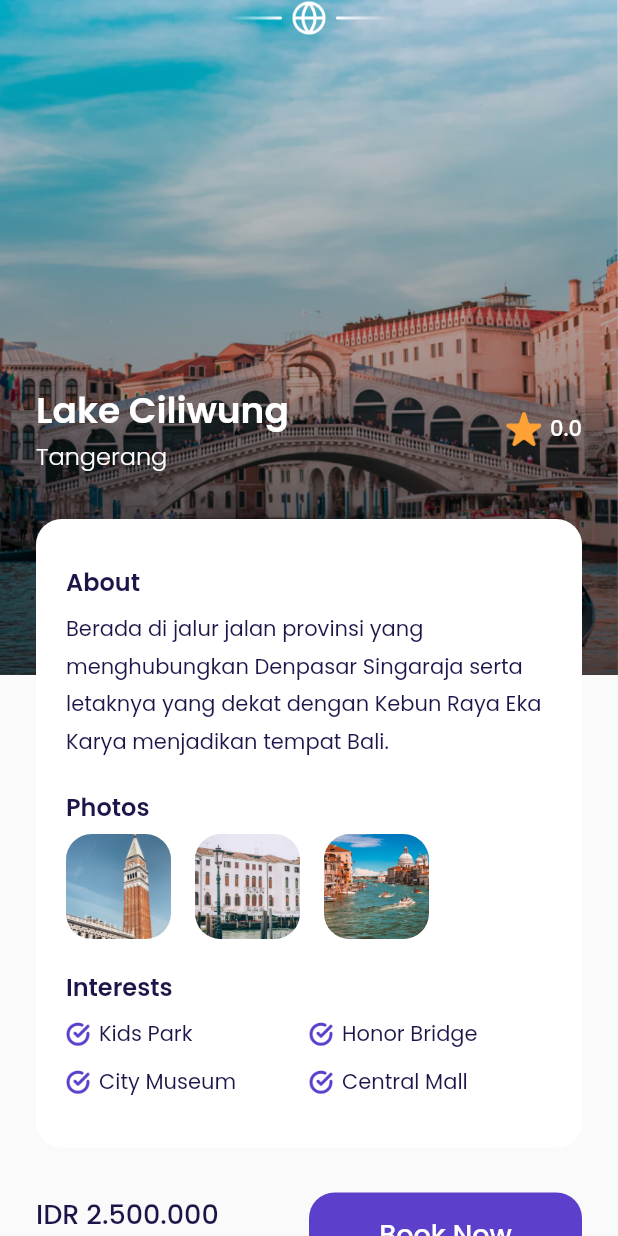
After one commit to rafliandreansyah/airplane_ticket, a Flutter app: the HomePage screen opened by its route, after a tap on "Danau Beratan", on a phone screen of 412 x 824 dp. The commit adds this screen. Run offline on Flutter 3.47's test engine with Material 2 defaults, Android fonts, the light colour scheme and no system bars; our stand-ins replace google_fonts.

Commit message:
[NEW] - Add detail page
Create new screen detail page destination

```diff
--- a/lib/main.dart
+++ b/lib/main.dart
@@ -1,4 +1,5 @@
 import 'package:airplane_ticket/ui/pages/bonus_page.dart';
+import 'package:airplane_ticket/ui/pages/detail_page.dart';
 import 'package:airplane_ticket/ui/pages/home_page.dart';
 import 'package:airplane_ticket/ui/pages/main_page.dart';
 import 'package:airplane_ticket/ui/pages/sign_up_page.dart';
@@ -35,6 +36,7 @@ class MyApp extends StatelessWidget {
         BonusPage.routeName: (context) => const BonusPage(),
         MainPage.routeName: (context) => const MainPage(),
         HomePage.routeName: (context) => const HomePage(),
+        DetailPage.routeName: (context) => const DetailPage(),
       },
     );
   }
--- /dev/null
+++ b/lib/ui/pages/detail_page.dart
@@ -0,0 +1,234 @@
+import 'package:airplane_ticket/shared/theme.dart';
+import 'package:airplane_ticket/ui/widget/button_primary.dart';
+import 'package:airplane_ticket/ui/widget/interest_item.dart';
+import 'package:airplane_ticket/ui/widget/photo_item.dart';
+import 'package:airplane_ticket/ui/widget/rating.dart';
+import 'package:flutter/material.dart';
+
+class DetailPage extends StatelessWidget {
+  const DetailPage({super.key});
+
+  static const String routeName = '/detail';
+
+  @override
+  Widget build(BuildContext context) {
+    Widget imageBackground() {
+      return Container(
+        width: double.infinity,
+        height: 450,
+        decoration: BoxDecoration(
+          image: DecorationImage(
+            image: AssetImage(
+              'assets/images/img_lake_ciliwung.png',
+            ),
+            fit: BoxFit.cover,
+          ),
+        ),
+        foregroundDecoration: BoxDecoration(
+          gradient: LinearGradient(
+            colors: [Colors.black.withOpacity(0.65), colorTransparent],
+            begin: Alignment.bottomCenter,
+            end: Alignment.topCenter,
+          ),
+        ),
+      );
+    }
+
+    Widget emblem() {
+      return SafeArea(
+        child: Container(
+          height: 24,
+          decoration: const BoxDecoration(
+            image: DecorationImage(
+              image: AssetImage('assets/icon/ic_emblem.png'),
+            ),
+          ),
+        ),
+      );
+    }
+
+    Widget titleDescription() {
+      return SafeArea(
+        child: Container(
+          margin: const EdgeInsets.only(
+            top: 256,
+            left: 24,
+            right: 24,
+            bottom: 30,
+          ),
+          child: Column(
+            children: [
+              Row(
+                children: [
+                  // Title And Rating
+                  Expanded(
+                    child: Column(
+                      crossAxisAlignment: CrossAxisAlignment.start,
+                      children: [
+                        Text(
+                          'Lake Ciliwung',
+                          style: whiteText.copyWith(
+                            fontSize: 24,
+                            fontWeight: fontWeightSemiBold,
+                          ),
+                        ),
+                        Text(
+                          'Tangerang',
+                          style: whiteText.copyWith(
+                            fontSize: 16,
+                            fontWeight: fontWeightLight,
+                          ),
+                        ),
+                      ],
+                    ),
+                  ),
+                  Rating(
+                    textStyle: whiteText,
+                  ),
+                ],
+              ),
+              // Card Container
+              Container(
+                width: double.infinity,
+                margin: const EdgeInsets.only(
+                  top: 30,
+                ),
+                padding:
+                    const EdgeInsets.symmetric(vertical: 30, horizontal: 20),
+                decoration: BoxDecoration(
+                  borderRadius: BorderRadius.circular(
+                    defaultRadius,
+                  ),
+                  color: colorWhite,
+                ),
+                child: Column(
+                  crossAxisAlignment: CrossAxisAlignment.start,
+                  children: [
+                    // About
+                    Text(
+                      'About',
+                      style: blackText.copyWith(
+                        fontSize: 16,
+                        fontWeight: fontWeightSemiBold,
+                      ),
+                    ),
+                    const SizedBox(
+                      height: 6,
+                    ),
+                    Text(
+                      'Berada di jalur jalan provinsi yang menghubungkan Denpasar Singaraja serta letaknya yang dekat dengan Kebun Raya Eka Karya menjadikan tempat Bali.',
+                      style: blackText.copyWith(
+                        fontWeight: fontWeightRegular,
+                        height: 1.8,
+                      ),
+                    ),
+                    const SizedBox(
+                      height: 20,
+                    ),
+                    // Photo Item
+                    Text(
+                      'Photos',
+                      style: blackText.copyWith(
+                        fontSize: 16,
+                        fontWeight: fontWeightSemiBold,
+                      ),
+                    ),
+                    const SizedBox(
+                      height: 6,
+                    ),
+                    Container(
+                      child: Row(
+                        children: [
+                          PhotoItem(imgUrl: 'assets/images/img_detail_1.png'),
+                          PhotoItem(imgUrl: 'assets/images/img_detail_2.png'),
+                          PhotoItem(imgUrl: 'assets/images/img_detail_3.png'),
+                        ],
+                      ),
+                    ),
+                    const SizedBox(
+                      height: 20,
+                    ),
+                    // Interest
+                    Text(
+                      'Interests',
+                      style: blackText.copyWith(
+                        fontWeight: fontWeightSemiBold,
+                        fontSize: 16,
+                      ),
+                    ),
+                    const SizedBox(
+                      height: 6,
+                    ),
+                    GridView.count(
+                      physics: NeverScrollableScrollPhysics(),
+                      mainAxisSpacing: 5,
+                      childAspectRatio: 6,
+                      shrinkWrap: true,
+                      crossAxisCount: 2,
+                      children: [
+                        InterestItem(title: 'Kids Park'),
+                        InterestItem(title: 'Honor Bridge'),
+                        InterestItem(title: 'City Museum'),
+                        InterestItem(title: 'Central Mall'),
+                      ],
+                    ),
+                  ],
+                ),
+              ),
+              const SizedBox(
+                height: 30,
+              ),
+              Row(
+                children: [
+                  Expanded(
+                    child: Column(
+                      crossAxisAlignment: CrossAxisAlignment.start,
+                      children: [
+                        Text(
+                          'IDR 2.500.000',
+                          style: blackText.copyWith(
+                            fontSize: 18,
+                            fontWeight: fontWeightMedium,
+                          ),
+                        ),
+                        const SizedBox(
+                          height: 5,
+                        ),
+                        Text(
+                          'Per Orang',
+                          style: greyText.copyWith(
+                            fontWeight: fontWeightLight,
+                          ),
+                        ),
+                      ],
+                    ),
+                  ),
+                  Expanded(
+                    child: ButtonPrimary(
+                      title: 'Book Now',
+                      width: double.infinity,
+                      onTap: () {},
+                    ),
+                  )
+                ],
+              )
+            ],
+          ),
+        ),
+      );
+    }
+
+    return Scaffold(
+      backgroundColor: colorBackground,
+      body: SingleChildScrollView(
+        child: Stack(
+          children: [
+            imageBackground(),
+            emblem(),
+            titleDescription(),
+          ],
+        ),
+      ),
+    );
+  }
+}
--- a/lib/ui/pages/home_page.dart
+++ b/lib/ui/pages/home_page.dart
@@ -1,4 +1,4 @@
-import 'package:airplane_ticket/ui/widget/destionation_card.dart';
+import 'package:airplane_ticket/ui/widget/destination_card.dart';
 import 'package:airplane_ticket/ui/widget/new_destination_card.dart';
 import 'package:airplane_ticket/ui/widget/rating.dart';
 import 'package:flutter/material.dart';
@@ -70,19 +70,19 @@ class HomePage extends StatelessWidget {
         child: Row(
           mainAxisAlignment: MainAxisAlignment.start,
           children: [
-            DesticationCard(
+            DestinationCard(
               title: 'Lake Ciliwung',
               location: 'Tangerang',
               rating: 5.0,
               imgUrl: 'assets/images/img_lake_ciliwung.png',
             ),
-            DesticationCard(
+            DestinationCard(
               title: 'White Houses',
               location: 'Spain',
               imgUrl: 'assets/images/img_white_houses.png',
               rating: 4.7,
             ),
-            DesticationCard(
+            DestinationCard(
               title: 'Hill Heyo',
               location: 'Monaco',
               imgUrl: 'assets/images/img_hill_heyo.png',
--- /dev/null
+++ b/lib/ui/widget/destination_card.dart
@@ -0,0 +1,99 @@
+import 'package:airplane_ticket/ui/pages/detail_page.dart';
+import 'package:flutter/material.dart';
+
+import '../../shared/theme.dart';
+import '../widget/rating.dart';
+
+class DestinationCard extends StatelessWidget {
+  String title;
+  String imgUrl;
+  String location;
+  double rating;
+
+  DestinationCard(
+      {super.key,
+      required this.title,
+      required this.location,
+      required this.imgUrl,
+      this.rating = 0.0});
+
+  @override
+  Widget build(BuildContext context) {
+    return GestureDetector(
+      onTap: () => Navigator.of(context).pushNamed(DetailPage.routeName),
+      child: Container(
+        margin: EdgeInsets.only(right: defaultMargin),
+        padding: const EdgeInsets.all(10),
+        decoration: BoxDecoration(
+          color: colorWhite,
+          borderRadius: BorderRadius.circular(defaultRadius),
+        ),
+        child: Column(
+          crossAxisAlignment: CrossAxisAlignment.start,
+          children: [
+            Container(
+              width: 180,
+              height: 220,
+              decoration: BoxDecoration(
+                borderRadius: BorderRadius.circular(defaultRadius),
+                image: DecorationImage(
+                  fit: BoxFit.cover,
+                  image: AssetImage(
+                    imgUrl,
+                  ),
+                ),
+              ),
+              child: Row(
+                crossAxisAlignment: CrossAxisAlignment.start,
+                mainAxisAlignment: MainAxisAlignment.end,
+                mainAxisSize: MainAxisSize.max,
+                children: [
+                  Container(
+                    padding: const EdgeInsets.all(6),
+                    decoration: BoxDecoration(
+                      color: colorWhite,
+                      borderRadius: BorderRadius.only(
+                        bottomLeft: Radius.circular(defaultRadius),
+                      ),
+                    ),
+                    child: Rating(
+                      rating: rating,
+                    ),
+                  ),
+                ],
+              ),
+            ),
+            Container(
+              margin: const EdgeInsets.only(
+                top: 20,
+                left: 10,
+                right: 10,
+                bottom: 10,
+              ),
+              child: Column(
+                crossAxisAlignment: CrossAxisAlignment.start,
+                children: [
+                  Text(
+                    title,
+                    style: blackText.copyWith(
+                      fontSize: 18,
+                      fontWeight: fontWeightMedium,
+                    ),
+                    overflow: TextOverflow.ellipsis,
+                  ),
+                  Text(
+                    location,
+                    style: greyText.copyWith(
+                      fontSize: 14,
+                      fontWeight: fontWeightRegular,
+                    ),
+                  ),
+                ],
+              ),
+            ),
+          ],
+        ),
+      ),
+    );
+  }
+}
--- a/lib/ui/widget/destionation_card.dart
+++ /dev/null
@@ -1,95 +0,0 @@
-import 'package:flutter/material.dart';
-
-import '../../shared/theme.dart';
-import '../widget/rating.dart';
-
-class DesticationCard extends StatelessWidget {
-  String title;
-  String imgUrl;
-  String location;
-  double rating;
-
-  DesticationCard(
-      {super.key,
-      required this.title,
-      required this.location,
-      required this.imgUrl,
-      this.rating = 0.0});
-
-  @override
-  Widget build(BuildContext context) {
-    return Container(
-      margin: EdgeInsets.only(right: defaultMargin),
-      padding: const EdgeInsets.all(10),
-      decoration: BoxDecoration(
-        color: colorWhite,
-        borderRadius: BorderRadius.circular(defaultRadius),
-      ),
-      child: Column(
-        crossAxisAlignment: CrossAxisAlignment.start,
-        children: [
-          Container(
-            width: 180,
-            height: 220,
-            decoration: BoxDecoration(
-              borderRadius: BorderRadius.circular(defaultRadius),
-              image: DecorationImage(
-                fit: BoxFit.cover,
-                image: AssetImage(
-                  imgUrl,
-                ),
-              ),
-            ),
-            child: Row(
-              crossAxisAlignment: CrossAxisAlignment.start,
-              mainAxisAlignment: MainAxisAlignment.end,
-              mainAxisSize: MainAxisSize.max,
-              children: [
-                Container(
-                  padding: const EdgeInsets.all(6),
-                  decoration: BoxDecoration(
-                    color: colorWhite,
-                    borderRadius: BorderRadius.only(
-                      bottomLeft: Radius.circular(defaultRadius),
-                    ),
-                  ),
-                  child: Rating(
-                    rating: rating,
-                  ),
-                ),
-              ],
-            ),
-          ),
-          Container(
-            margin: const EdgeInsets.only(
-              top: 20,
-              left: 10,
-              right: 10,
-              bottom: 10,
-            ),
-            child: Column(
-              crossAxisAlignment: CrossAxisAlignment.start,
-              children: [
-                Text(
-                  title,
-                  style: blackText.copyWith(
-                    fontSize: 18,
-                    fontWeight: fontWeightMedium,
-                  ),
-                  overflow: TextOverflow.ellipsis,
-                ),
-                Text(
-                  location,
-                  style: greyText.copyWith(
-                    fontSize: 14,
-                    fontWeight: fontWeightRegular,
-                  ),
-                ),
-              ],
-            ),
-          ),
-        ],
-      ),
-    );
-  }
-}
--- /dev/null
+++ b/lib/ui/widget/interest_item.dart
@@ -0,0 +1,38 @@
+import 'package:flutter/material.dart';
+
+import '../../shared/theme.dart';
+
+class InterestItem extends StatelessWidget {
+  final String title;
+
+  InterestItem({
+    super.key,
+    required this.title,
+  });
+
+  @override
+  Widget build(BuildContext context) {
+    return Row(
+      children: [
+        Container(
+          width: 16,
+          height: 16,
+          decoration: const BoxDecoration(
+            image: DecorationImage(
+              image: AssetImage('assets/icon/ic_checked.png'),
+            ),
+          ),
+        ),
+        const SizedBox(
+          width: 6,
+        ),
+        Text(
+          title,
+          style: blackText.copyWith(
+            fontWeight: fontWeightRegular,
+          ),
+        ),
+      ],
+    );
+  }
+}
--- a/lib/ui/widget/new_destination_card.dart
+++ b/lib/ui/widget/new_destination_card.dart
@@ -1,3 +1,4 @@
+import 'package:airplane_ticket/ui/pages/detail_page.dart';
 import 'package:flutter/material.dart';
 import '../widget/rating.dart';
 import '../../shared/theme.dart';
@@ -17,7 +18,11 @@ class NewDestinationCard extends StatelessWidget {
 
   @override
   Widget build(BuildContext context) {
-    return Container(
+    return GestureDetector(
+      onTap: () {
+        Navigator.of(context).pushNamed(DetailPage.routeName);
+      },
+      child: Container(
         margin: const EdgeInsets.only(
           top: 20,
         ),
@@ -74,6 +79,7 @@ class NewDestinationCard extends StatelessWidget {
             ),
           ],
         ),
+      ),
     );
   }
 }
--- /dev/null
+++ b/lib/ui/widget/photo_item.dart
@@ -0,0 +1,25 @@
+import 'package:flutter/material.dart';
+
+import '../../shared/theme.dart';
+
+class PhotoItem extends StatelessWidget {
+  final String imgUrl;
+
+  PhotoItem({super.key, required this.imgUrl});
+
+  @override
+  Widget build(BuildContext context) {
+    return Container(
+      width: 70,
+      height: 70,
+      margin: const EdgeInsets.only(right: 16),
+      decoration: BoxDecoration(
+        borderRadius: BorderRadius.circular(defaultRadius),
+        image: DecorationImage(
+          image: AssetImage(imgUrl),
+          fit: BoxFit.cover,
+        ),
+      ),
+    );
+  }
+}
--- a/lib/ui/widget/rating.dart
+++ b/lib/ui/widget/rating.dart
@@ -3,8 +3,13 @@ import '../../shared/theme.dart';
 
 class Rating extends StatelessWidget {
   final double rating;
+  final TextStyle? textStyle;
 
-  const Rating({super.key, this.rating = 0.0});
+  const Rating({
+    super.key,
+    this.rating = 0.0,
+    this.textStyle,
+  });
 
   @override
   Widget build(BuildContext context) {
@@ -22,10 +27,14 @@ class Rating extends StatelessWidget {
         ),
         Text(
           rating.toString(),
-          style: blackText.copyWith(
-            fontSize: 14,
-            fontWeight: fontWeightMedium,
-          ),
+          style: textStyle != null
+              ? textStyle!.copyWith(
+                  fontWeight: fontWeightMedium,
+                )
+              : blackText.copyWith(
+                  fontSize: 14,
+                  fontWeight: fontWeightMedium,
+                ),
         )
       ],
     );
```
Also changed, not shown: assets/icon/ic_emblem.png (added). Lines whose indentation alone changed are shown as unchanged.
